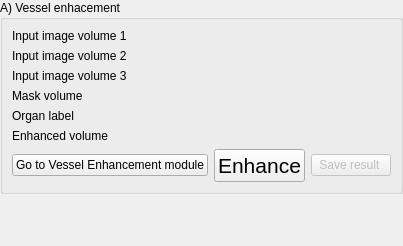
Qt form Modules/Scripted/Workflow/Widgets/Resources/UI/VesselEnhancementStep.ui (KitwareMedical/Deprecated-VesselView) before a commit.
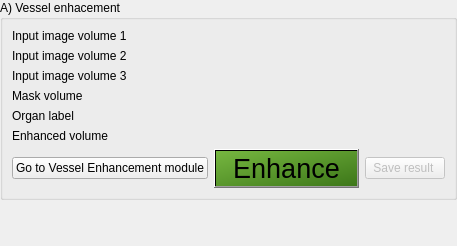
The same form after that commit. Custom widgets are drawn as their Qt base class.

Commit message:
ENH: Bigger, greener text for the apply push buttons
In order to make the action more visible/obvious to the user, the push
button were costumized with:
 - a green-colored gradient inspired by the next/before arrows of the
workflow
 - Two spaces before and after the action to enlare the button and
highlight the text
 - an bigger point size (as the application default point size is 12)

```diff
--- a/Modules/Scripted/Workflow/Widgets/Resources/UI/VesselEnhancementStep.ui
+++ b/Modules/Scripted/Workflow/Widgets/Resources/UI/VesselEnhancementStep.ui
@@ -6,7 +6,7 @@
    <rect>
     <x>0</x>
     <y>0</y>
-    <width>379</width>
+    <width>402</width>
     <height>246</height>
    </rect>
   </property>
@@ -290,7 +290,7 @@
          <widget class="QPushButton" name="VesselEnhancementApplyPushButton">
           <property name="font">
            <font>
-            <pointsize>16</pointsize>
+            <pointsize>20</pointsize>
            </font>
           </property>
           <property name="toolTip">
@@ -301,8 +301,13 @@
 &lt;p style=&quot; margin-top:0px; margin-bottom:0px; margin-left:0px; margin-right:0px; -qt-block-indent:0; text-indent:0px;&quot;&gt;&lt;span style=&quot; font-size:8pt;&quot;&gt;Register image together&lt;/span&gt;&lt;/p&gt;
 &lt;p style=&quot;-qt-paragraph-type:empty; margin-top:0px; margin-bottom:0px; margin-left:0px; margin-right:0px; -qt-block-indent:0; text-indent:0px; font-size:8pt;&quot;&gt;&lt;/p&gt;&lt;/body&gt;&lt;/html&gt;</string>
           </property>
+          <property name="styleSheet">
+           <string notr="true">#VesselEnhancementApplyPushButton {
+    background-color: QLinearGradient( x1: 0, y1: 0, x2: 1, y2: 1, stop: 0 #76b740, stop: 1 #3d7719);
+}</string>
+          </property>
           <property name="text">
-           <string>Enhance</string>
+           <string>  Enhance  </string>
           </property>
           <property name="checkable">
            <bool>true</bool>
```
The commit also changes 6 other files.
